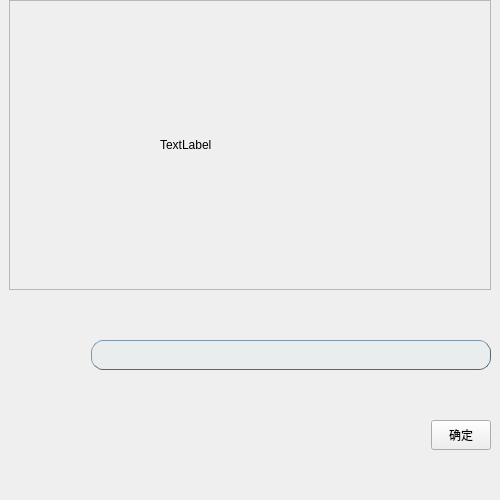
Before: the Qt Designer form ui/ReName.ui in aibotez/SBCClientV2, drawn with Qt 5.
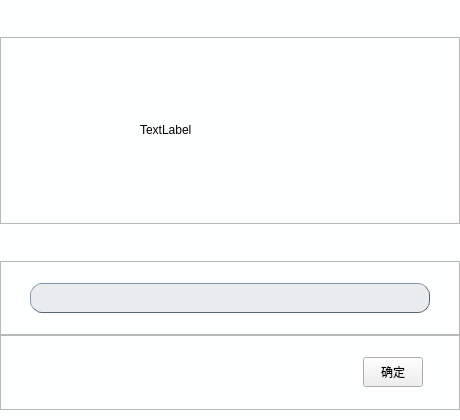
After: the same form once the commit is applied.

```diff
--- a/ui/ReName.ui
+++ b/ui/ReName.ui
@@ -6,14 +6,20 @@
    <rect>
     <x>0</x>
     <y>0</y>
-    <width>500</width>
-    <height>500</height>
+    <width>460</width>
+    <height>420</height>
    </rect>
   </property>
+  <property name="minimumSize">
+   <size>
+    <width>460</width>
+    <height>420</height>
+   </size>
+  </property>
   <property name="maximumSize">
    <size>
-    <width>500</width>
-    <height>500</height>
+    <width>460</width>
+    <height>420</height>
    </size>
   </property>
   <property name="sizeIncrement">
@@ -25,32 +31,57 @@
   <property name="windowTitle">
    <string>MainWindow</string>
   </property>
+  <property name="styleSheet">
+   <string notr="true">#MainWindow
+{
+	background:#FDFEFE;
+}</string>
+  </property>
   <widget class="QWidget" name="centralwidget">
    <property name="minimumSize">
     <size>
-     <width>500</width>
-     <height>0</height>
+     <width>460</width>
+     <height>420</height>
     </size>
    </property>
    <property name="maximumSize">
     <size>
-     <width>500</width>
-     <height>16777215</height>
+     <width>460</width>
+     <height>420</height>
     </size>
    </property>
    <property name="layoutDirection">
     <enum>Qt::RightToLeft</enum>
    </property>
-   <layout class="QVBoxLayout" name="verticalLayout" stretch="10,0,1,1">
+   <layout class="QVBoxLayout" name="verticalLayout" stretch="1,5,1,2,2">
     <property name="spacing">
-     <number>50</number>
+     <number>0</number>
+    </property>
+    <property name="leftMargin">
+     <number>0</number>
     </property>
     <property name="topMargin">
      <number>0</number>
     </property>
+    <property name="rightMargin">
+     <number>0</number>
+    </property>
     <property name="bottomMargin">
-     <number>50</number>
+     <number>10</number>
     </property>
+    <item>
+     <spacer name="verticalSpacer_2">
+      <property name="orientation">
+       <enum>Qt::Vertical</enum>
+      </property>
+      <property name="sizeHint" stdset="0">
+       <size>
+        <width>20</width>
+        <height>34</height>
+       </size>
+      </property>
+     </spacer>
+    </item>
     <item>
      <widget class="QFrame" name="frame">
       <property name="layoutDirection">
@@ -152,6 +183,30 @@
      </spacer>
     </item>
     <item>
+     <widget class="QFrame" name="frame_2">
+      <property name="frameShape">
+       <enum>QFrame::StyledPanel</enum>
+      </property>
+      <property name="frameShadow">
+       <enum>QFrame::Raised</enum>
+      </property>
+      <layout class="QHBoxLayout" name="horizontalLayout_2">
+       <property name="spacing">
+        <number>0</number>
+       </property>
+       <property name="leftMargin">
+        <number>0</number>
+       </property>
+       <property name="topMargin">
+        <number>0</number>
+       </property>
+       <property name="rightMargin">
+        <number>0</number>
+       </property>
+       <property name="bottomMargin">
+        <number>0</number>
+       </property>
+       <item>
      <widget class="QLineEdit" name="lineEdit">
       <property name="minimumSize">
        <size>
@@ -165,6 +220,9 @@
         <height>30</height>
        </size>
       </property>
+         <property name="layoutDirection">
+          <enum>Qt::RightToLeft</enum>
+         </property>
       <property name="styleSheet">
        <string notr="true">#lineEdit
 {
@@ -177,6 +235,46 @@
       </property>
      </widget>
     </item>
+      </layout>
+     </widget>
+    </item>
+    <item>
+     <widget class="QFrame" name="frame_3">
+      <property name="frameShape">
+       <enum>QFrame::StyledPanel</enum>
+      </property>
+      <property name="frameShadow">
+       <enum>QFrame::Raised</enum>
+      </property>
+      <layout class="QHBoxLayout" name="horizontalLayout_3" stretch="1,1,10">
+       <property name="spacing">
+        <number>0</number>
+       </property>
+       <property name="leftMargin">
+        <number>0</number>
+       </property>
+       <property name="topMargin">
+        <number>0</number>
+       </property>
+       <property name="rightMargin">
+        <number>0</number>
+       </property>
+       <property name="bottomMargin">
+        <number>0</number>
+       </property>
+       <item>
+        <spacer name="horizontalSpacer_3">
+         <property name="orientation">
+          <enum>Qt::Horizontal</enum>
+         </property>
+         <property name="sizeHint" stdset="0">
+          <size>
+           <width>33</width>
+           <height>20</height>
+          </size>
+         </property>
+        </spacer>
+       </item>
     <item>
      <widget class="QPushButton" name="pushButton">
       <property name="minimumSize">
@@ -194,6 +292,22 @@
       <property name="text">
        <string>确定</string>
       </property>
+        </widget>
+       </item>
+       <item>
+        <spacer name="horizontalSpacer_4">
+         <property name="orientation">
+          <enum>Qt::Horizontal</enum>
+         </property>
+         <property name="sizeHint" stdset="0">
+          <size>
+           <width>359</width>
+           <height>20</height>
+          </size>
+         </property>
+        </spacer>
+       </item>
+      </layout>
      </widget>
     </item>
    </layout>
```
Lines whose indentation alone changed are shown as unchanged.
